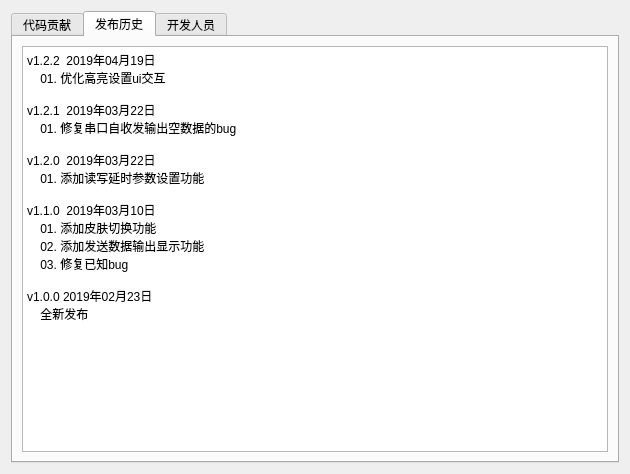
x-tools-author/x-tools, file Src/MoreInformation.ui: the form before one commit.
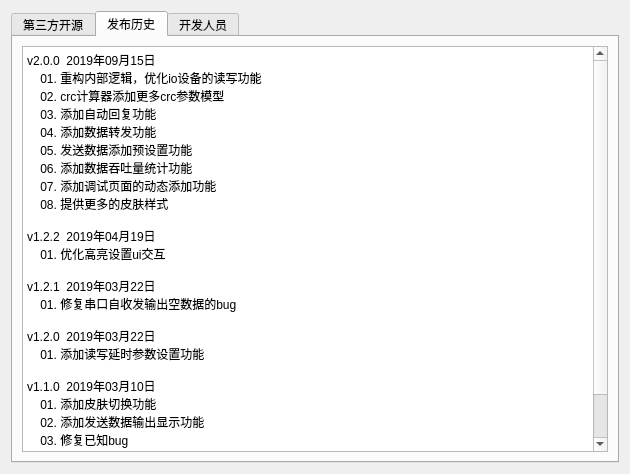
The form after the commit. The open tabs and pages were chosen to show the change.

Commit message: 修改软件信息

The edit to the form file:
```diff
--- a/Src/MoreInformation.ui
+++ b/Src/MoreInformation.ui
@@ -24,7 +24,7 @@
      </property>
      <widget class="QWidget" name="tanks">
       <attribute name="title">
-       <string>代码贡献</string>
+       <string>第三方开源</string>
       </attribute>
       <layout class="QVBoxLayout" name="verticalLayout_3">
        <item>
@@ -53,6 +53,16 @@
 &lt;html&gt;&lt;head&gt;&lt;meta name=&quot;qrichtext&quot; content=&quot;1&quot; /&gt;&lt;style type=&quot;text/css&quot;&gt;
 p, li { white-space: pre-wrap; }
 &lt;/style&gt;&lt;/head&gt;&lt;body style=&quot; font-family:'SimSun'; font-size:9pt; font-weight:400; font-style:normal;&quot;&gt;
+&lt;p style=&quot; margin-top:0px; margin-bottom:0px; margin-left:0px; margin-right:0px; -qt-block-indent:0; text-indent:0px;&quot;&gt;v2.0.0  2019年09月15日&lt;/p&gt;
+&lt;p style=&quot; margin-top:0px; margin-bottom:0px; margin-left:0px; margin-right:0px; -qt-block-indent:0; text-indent:0px;&quot;&gt;    01. 重构内部逻辑，优化io设备的读写功能&lt;/p&gt;
+&lt;p style=&quot; margin-top:0px; margin-bottom:0px; margin-left:0px; margin-right:0px; -qt-block-indent:0; text-indent:0px;&quot;&gt;    02. crc计算器添加更多crc参数模型&lt;/p&gt;
+&lt;p style=&quot; margin-top:0px; margin-bottom:0px; margin-left:0px; margin-right:0px; -qt-block-indent:0; text-indent:0px;&quot;&gt;    03. 添加自动回复功能&lt;/p&gt;
+&lt;p style=&quot; margin-top:0px; margin-bottom:0px; margin-left:0px; margin-right:0px; -qt-block-indent:0; text-indent:0px;&quot;&gt;    04. 添加数据转发功能&lt;/p&gt;
+&lt;p style=&quot; margin-top:0px; margin-bottom:0px; margin-left:0px; margin-right:0px; -qt-block-indent:0; text-indent:0px;&quot;&gt;    05. 发送数据添加预设置功能&lt;/p&gt;
+&lt;p style=&quot; margin-top:0px; margin-bottom:0px; margin-left:0px; margin-right:0px; -qt-block-indent:0; text-indent:0px;&quot;&gt;    06. 添加数据吞吐量统计功能&lt;/p&gt;
+&lt;p style=&quot; margin-top:0px; margin-bottom:0px; margin-left:0px; margin-right:0px; -qt-block-indent:0; text-indent:0px;&quot;&gt;    07. 添加调试页面的动态添加功能&lt;/p&gt;
+&lt;p style=&quot; margin-top:0px; margin-bottom:0px; margin-left:0px; margin-right:0px; -qt-block-indent:0; text-indent:0px;&quot;&gt;    08. 提供更多的皮肤样式&lt;/p&gt;
+&lt;p style=&quot;-qt-paragraph-type:empty; margin-top:0px; margin-bottom:0px; margin-left:0px; margin-right:0px; -qt-block-indent:0; text-indent:0px;&quot;&gt;&lt;br /&gt;&lt;/p&gt;
 &lt;p style=&quot; margin-top:0px; margin-bottom:0px; margin-left:0px; margin-right:0px; -qt-block-indent:0; text-indent:0px;&quot;&gt;v1.2.2  2019年04月19日&lt;/p&gt;
 &lt;p style=&quot; margin-top:0px; margin-bottom:0px; margin-left:0px; margin-right:0px; -qt-block-indent:0; text-indent:0px;&quot;&gt;    01. 优化高亮设置ui交互&lt;/p&gt;
 &lt;p style=&quot;-qt-paragraph-type:empty; margin-top:0px; margin-bottom:0px; margin-left:0px; margin-right:0px; -qt-block-indent:0; text-indent:0px;&quot;&gt;&lt;br /&gt;&lt;/p&gt;
```
Left out of the diff: 10 changed lines with no effect on the pictures.
